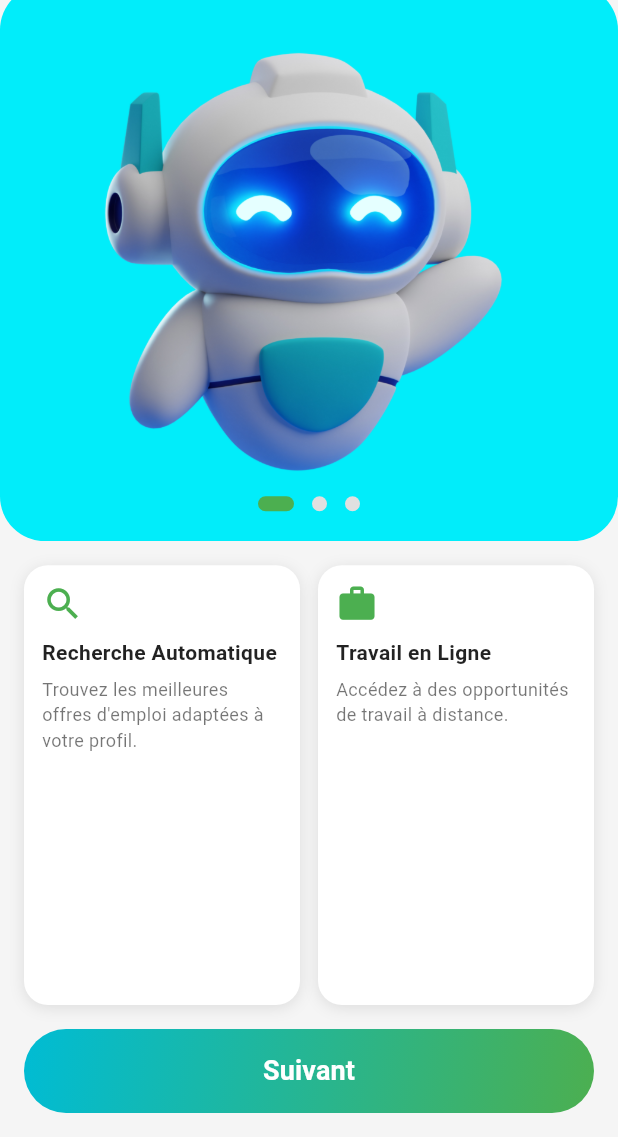
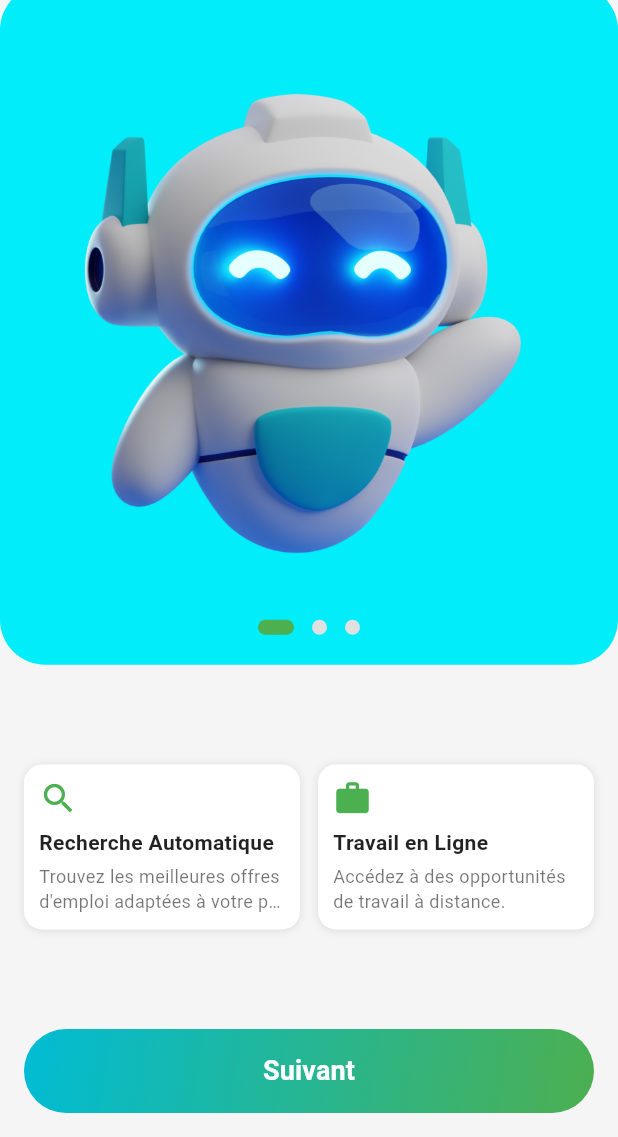
Before and after one commit to carelle-1/vera, a Flutter app: the screen it shows after launch, after a tap on "Passer", after a tap on the "arrow back ios new" icon, on a phone screen of 412 x 824 dp, the part 99-1236 px from its top. Run offline on Flutter 3.47's test engine with Material 3 defaults, Android fonts, the phone set to English and light mode, and no system bars; our stand-ins replace cached_network_image, cloud_firestore, file_picker, firebase_auth, firebase_core, flutter_local_notifications and 4 more; missing offline and left inert: phosphoricons_flutter; accounts and stored records are empty.

Commit message:
30/06/26 15:27

```diff
--- a/lib/screens/login_screen.dart
+++ b/lib/screens/login_screen.dart
@@ -91,7 +91,7 @@
                       ).createShader(bounds),
                       blendMode: BlendMode.modulate,
                       child: Image.asset(
-                        'assets\veras.png',
+                        'assets/veras.png',
                         height: 100,
                         errorBuilder: (_, __, ___) => const Icon(Icons.android, size: 100, color: Colors.white),
                       ),
--- a/lib/screens/register_screen.dart
+++ b/lib/screens/register_screen.dart
@@ -101,7 +101,7 @@
                       ).createShader(bounds),
                       blendMode: BlendMode.modulate,
                       child: Image.asset(
-                        'assets\veras.png',
+                        'assets/veras.png',
                         height: 80,
                         errorBuilder: (_, __, ___) => const Icon(Icons.android, size: 80, color: Colors.white),
                       ),
--- a/lib/screens/welcome_screen.dart
+++ b/lib/screens/welcome_screen.dart
@@ -103,7 +103,7 @@
       body: Column(
         children: [
           SizedBox(
-            height: MediaQuery.of(context).size.height * 0.45,
+            height: MediaQuery.of(context).size.height * 0.55,
             child: Stack(
               children: [
                 Positioned.fill(
@@ -158,7 +158,6 @@
             child: Padding(
               padding: const EdgeInsets.symmetric(horizontal: 16),
               child: Row(
-                crossAxisAlignment: CrossAxisAlignment.stretch,
                 children: [
                   Expanded(
                     child: _buildFeatureCard(
@@ -235,15 +234,15 @@
     required String description,
   }) {
     return Container(
-      padding: const EdgeInsets.all(12),
+      padding: const EdgeInsets.all(10),
       decoration: BoxDecoration(
         color: Colors.white,
-        borderRadius: BorderRadius.circular(16),
+        borderRadius: BorderRadius.circular(12),
         boxShadow: [
           BoxShadow(
             color: Colors.black.withValues(alpha: 0.1),
-            blurRadius: 8,
-            offset: const Offset(0, 2),
+            blurRadius: 4,
+            offset: const Offset(0, 1),
           ),
         ],
       ),
@@ -251,8 +250,8 @@
         crossAxisAlignment: CrossAxisAlignment.start,
         mainAxisSize: MainAxisSize.min,
         children: [
-          Icon(icon, color: const Color(0xFF4CAF50), size: 28),
-          const SizedBox(height: 8),
+          Icon(icon, color: const Color(0xFF4CAF50), size: 26),
+          const SizedBox(height: 6),
           Text(
             title,
             style: const TextStyle(
@@ -260,14 +259,18 @@
               fontWeight: FontWeight.bold,
               color: Colors.black87,
             ),
+            maxLines: 1,
+            overflow: TextOverflow.ellipsis,
           ),
-          const SizedBox(height: 6),
+          const SizedBox(height: 4),
           Text(
             description,
             style: const TextStyle(
               fontSize: 12,
               color: Colors.black54,
             ),
+            maxLines: 2,
+            overflow: TextOverflow.ellipsis,
           ),
         ],
       ),
--- a/pubspec.yaml
+++ b/pubspec.yaml
@@ -43,6 +43,7 @@
 
   assets:
     - assets/vera.png
+    - assets/veras.png
     - assets/vera1.png
     - assets/logo (2).png
     - assets/b48c8274-61df-480f-9cd9-47d697ef03e9.jpg
```
